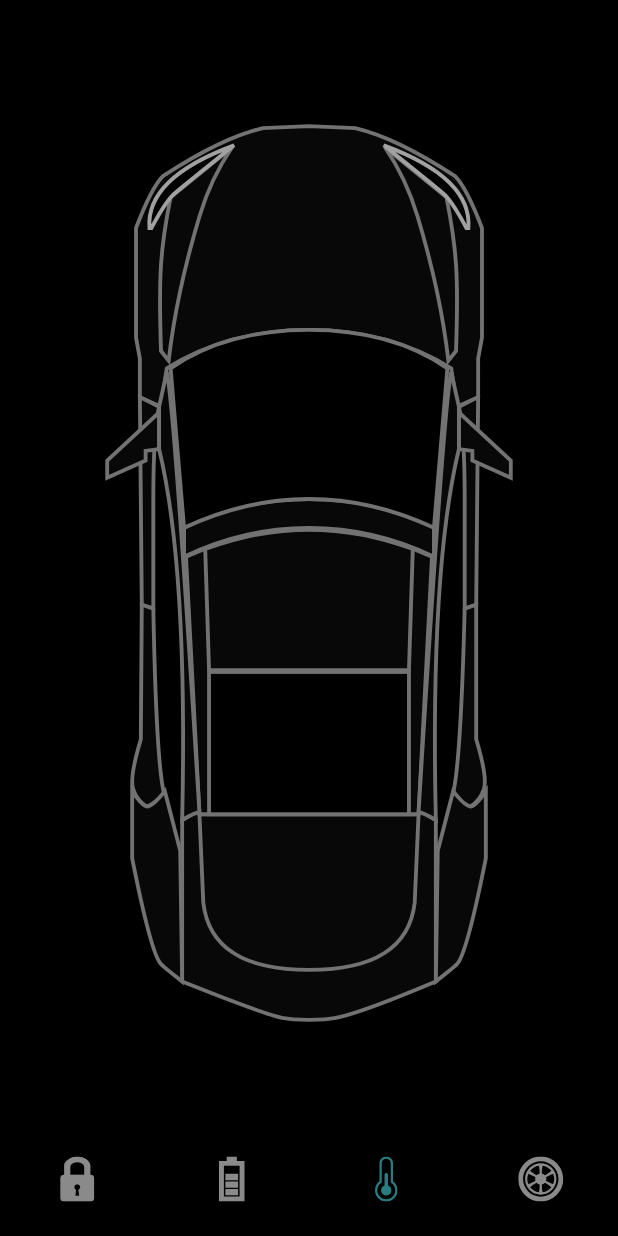
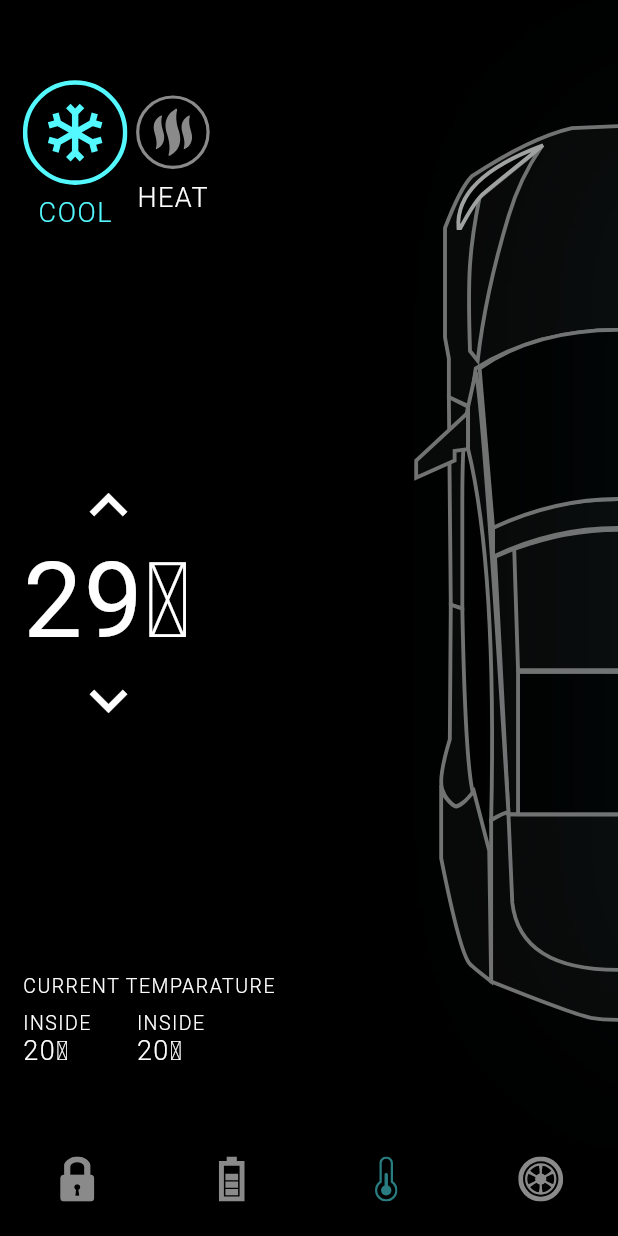
Before and after one commit to blackshadowsoftwareltd/Car-Controller-Animation, a Flutter app: the screen it shows after launch, item 3 of the bottom bar chosen, on a phone screen of 412 x 824 dp. Run offline on Flutter 3.47's test engine with Material 2 defaults, Android fonts, the phone set to English and light mode, and no system bars; our stand-ins replace flutter_svg.

Commit message:
Temp screen

```diff
--- a/lib/constants/constants.dart
+++ b/lib/constants/constants.dart
@@ -8,11 +8,18 @@ const Duration defaultDuration = Duration(milliseconds: 500);
 
 const largeStyle =
     TextStyle(color: Colors.white, fontSize: 40, letterSpacing: 1);
+const extraLargeStyle =
+    TextStyle(color: Colors.white, fontSize: 70, letterSpacing: 1);
 const mediumStyle =
     TextStyle(color: Colors.white, fontSize: 25, letterSpacing: 1);
 const smallStyle = TextStyle(
     color: Colors.white,
     fontSize: 18,
+    fontWeight: FontWeight.w300,
+    letterSpacing: 1);
+const extraSmallStyle = TextStyle(
+    color: Colors.white,
+    fontSize: 13,
     fontWeight: FontWeight.w300,
     letterSpacing: 1);
 
--- a/lib/controller/home_controller.dart
+++ b/lib/controller/home_controller.dart
@@ -7,6 +7,8 @@ class HomeController extends ChangeNotifier {
   bool isLeftDoorLock = true;
   bool isTopDoorLock = true;
   bool isBottomDoorLock = true;
+
+  bool isCoolSelected = true;
 
   void updateRightDoorLock() {
     isRightDoorLock = !isRightDoorLock;
@@ -32,4 +34,9 @@ class HomeController extends ChangeNotifier {
     selectedBottomTab = value;
     notifyListeners();
   }
+
+  void updateCoolSelectedTab() {
+    isCoolSelected = !isCoolSelected;
+    notifyListeners();
+  }
 }
--- /dev/null
+++ b/lib/screens/home/components/temp_button.dart
@@ -0,0 +1,41 @@
+import 'package:animationzz/constants/constants.dart';
+import 'package:flutter/material.dart';
+import 'package:flutter_svg/flutter_svg.dart';
+
+class TempButton extends StatelessWidget {
+  const TempButton({
+    Key? key,
+    required this.svgSrc,
+    this.isActive = false,
+    this.activeColor = primaryColor,
+    required this.onPressed,
+    required this.title,
+  }) : super(key: key);
+  final String title, svgSrc;
+  final bool isActive;
+  final VoidCallback onPressed;
+  final Color activeColor;
+  @override
+  Widget build(BuildContext context) {
+    return GestureDetector(
+        onTap: onPressed,
+        child: Column(children: [
+          AnimatedContainer(
+              duration: const Duration(milliseconds: 500),
+              curve: Curves.easeInOutBack,
+              height: isActive ? 70 : 50,
+              width: isActive ? 70 : 50,
+              child: SvgPicture.asset(svgSrc,
+                  color: isActive ? activeColor : Colors.white54)),
+          const SizedBox(height: defaultPadding / 2),
+          AnimatedDefaultTextStyle(
+              duration: const Duration(milliseconds: 500),
+              style: TextStyle(
+                  color: isActive ? activeColor : Colors.white,
+                  fontSize: 18,
+                  fontWeight: FontWeight.w300,
+                  letterSpacing: 1),
+              child: Text(title.toUpperCase()))
+        ]));
+  }
+}
--- /dev/null
+++ b/lib/screens/home/components/temp_details.dart
@@ -0,0 +1,75 @@
+import 'package:animationzz/constants/constants.dart';
+import 'package:animationzz/controller/home_controller.dart';
+import 'package:animationzz/screens/home/components/temp_button.dart';
+import 'package:flutter/material.dart';
+
+class TempDetails extends StatelessWidget {
+  const TempDetails({
+    Key? key,
+    required HomeController controller,
+  })  : _controller = controller,
+        super(key: key);
+
+  final HomeController _controller;
+
+  @override
+  Widget build(BuildContext context) {
+    return Padding(
+        padding: const EdgeInsets.symmetric(horizontal: defaultPadding),
+        child: Column(crossAxisAlignment: CrossAxisAlignment.start, children: [
+          /// Buttons
+          const Spacer(flex: 1),
+          Row(children: [
+            TempButton(
+                title: 'Cool',
+                svgSrc: 'assets/icons/coolShape.svg',
+                isActive: _controller.isCoolSelected,
+                onPressed: _controller.updateCoolSelectedTab),
+            const SizedBox(width: 5),
+            TempButton(
+              title: 'Heat',
+              svgSrc: 'assets/icons/heatShape.svg',
+              isActive: !_controller.isCoolSelected,
+              onPressed: _controller.updateCoolSelectedTab,
+              activeColor: Colors.red,
+            )
+          ]),
+
+          /// Temp up & down
+          const Spacer(flex: 3),
+          Column(children: [
+            IconButton(
+                onPressed: () {},
+                padding: EdgeInsets.zero,
+                icon: const Icon(Icons.keyboard_arrow_up,
+                    color: Colors.white, size: 50)),
+            const Text('29\u2103', style: extraLargeStyle),
+            IconButton(
+                onPressed: () {},
+                padding: EdgeInsets.zero,
+                icon: const Icon(Icons.keyboard_arrow_down,
+                    color: Colors.white, size: 50))
+          ]),
+
+          const Spacer(flex: 3),
+
+          /// Info
+          Column(crossAxisAlignment: CrossAxisAlignment.start, children: [
+            const Text('CURRENT TEMPARATURE', style: extraSmallStyle),
+            const SizedBox(height: 10),
+            Row(children: [
+              Column(crossAxisAlignment: CrossAxisAlignment.start, children: [
+                Text('Inside'.toUpperCase(), style: extraSmallStyle),
+                const Text('20\u2103', style: smallStyle)
+              ]),
+              const SizedBox(width: defaultPadding * 2),
+              Column(crossAxisAlignment: CrossAxisAlignment.start, children: [
+                Text('Inside'.toUpperCase(), style: extraSmallStyle),
+                const Text('20\u2103', style: smallStyle)
+              ])
+            ])
+          ]),
+          const Spacer(flex: 1)
+        ]));
+  }
+}
--- a/lib/screens/home/home_screen.dart
+++ b/lib/screens/home/home_screen.dart
@@ -3,9 +3,9 @@ import 'package:animationzz/constants/constants.dart';
 import 'package:animationzz/controller/home_controller.dart';
 import 'package:flutter/material.dart';
 import 'package:flutter_svg/flutter_svg.dart';
-
 import 'components/battery_status.dart';
 import 'components/bottom_nav_bar.dart';
+import 'components/temp_details.dart';
 
 class HomeScreen extends StatefulWidget {
   const HomeScreen({Key? key}) : super(key: key);
@@ -14,28 +14,41 @@ class HomeScreen extends StatefulWidget {
   State<HomeScreen> createState() => _HomeScreenState();
 }
 
-class _HomeScreenState extends State<HomeScreen>
-    with SingleTickerProviderStateMixin {
+/// SingleTickerProviderStateMixin for single animation.
+/// TickerProviderStateMixin for multiple animation.
+class _HomeScreenState extends State<HomeScreen> with TickerProviderStateMixin {
   final HomeController _controller = HomeController();
+
   late AnimationController _batteryAnimationController;
+  late AnimationController _tempAnimationController;
+
   late Animation<double> _batteryAnimation;
   late Animation<double> _batteryStatusAnimation;
+  late Animation<double> _carShiftAnimation;
+  late Animation<double> _tempInfoShowAnimation;
+  late Animation<double> _tempGlowAnimation;
   @override
   void initState() {
     super.initState();
     setupBatteryAnimation();
+    setupTempAnimation();
   }
 
   @override
   void dispose() {
     super.dispose();
     _batteryAnimationController.dispose();
+    _tempAnimationController.dispose();
   }
 
   @override
   Widget build(BuildContext context) {
     return AnimatedBuilder(
-        animation: Listenable.merge([_controller, _batteryAnimationController]),
+        animation: Listenable.merge([
+          _controller,
+          _batteryAnimationController,
+          _tempAnimationController
+        ]),
         builder: (context, snapshot) {
           return Scaffold(
 
@@ -48,6 +61,12 @@ class _HomeScreenState extends State<HomeScreen>
                         index != 1) {
                       _batteryAnimationController.reverse();
                     }
+                    if (index == 2) {
+                      _tempAnimationController.forward();
+                    } else if (_controller.selectedBottomTab == 2 &&
+                        index != 2) {
+                      _tempAnimationController.reverse(from: .4);
+                    }
 
                     /// this line must be bottom from the conditions
                     _controller.setSelectedBottomTab(index);
@@ -58,11 +77,24 @@ class _HomeScreenState extends State<HomeScreen>
               body: SafeArea(
                   child: LayoutBuilder(builder: (context, constraints) {
                 return Stack(alignment: Alignment.center, children: [
-                  Padding(
-                      padding: EdgeInsets.symmetric(
-                          vertical: constraints.maxHeight * 0.1),
-                      child: SvgPicture.asset('assets/icons/Car.svg',
-                          width: double.infinity)),
+                  SizedBox(
+                    height: constraints.maxHeight,
+                    width: constraints.maxWidth,
+                  ),
+
+                  /// Car
+                  Positioned(
+                    left: constraints.maxWidth / 2 * _carShiftAnimation.value,
+                    height: constraints.maxHeight,
+                    width: constraints.maxWidth,
+                    child: Padding(
+                        padding: EdgeInsets.symmetric(
+                            vertical: constraints.maxHeight * 0.1),
+                        child: SvgPicture.asset('assets/icons/Car.svg',
+                            width: double.infinity)),
+                  ),
+
+                  /// right doorlock
                   AnimatedPositioned(
                       duration: defaultDuration,
                       right: _controller.selectedBottomTab == 0
@@ -75,6 +107,8 @@ class _HomeScreenState extends State<HomeScreen>
                             isLocked: _controller.isRightDoorLock,
                             onPressed: _controller.updateRightDoorLock),
                       )),
+
+                  /// left doorlock
                   AnimatedPositioned(
                       duration: defaultDuration,
                       left: _controller.selectedBottomTab == 0
@@ -87,10 +121,12 @@ class _HomeScreenState extends State<HomeScreen>
                             isLocked: _controller.isLeftDoorLock,
                             onPressed: _controller.updateLeftDoorLock),
                       )),
+
+                  /// top doorlock
                   AnimatedPositioned(
                       duration: defaultDuration,
                       top: _controller.selectedBottomTab == 0
-                          ? constraints.maxHeight * 0.13
+                          ? constraints.maxHeight * 0.17
                           : constraints.maxHeight / 2,
                       child: AnimatedOpacity(
                         duration: defaultDuration,
@@ -99,6 +135,8 @@ class _HomeScreenState extends State<HomeScreen>
                             isLocked: _controller.isTopDoorLock,
                             onPressed: _controller.updateTopDoorLock),
                       )),
+
+                  /// bottom doorlock
                   AnimatedPositioned(
                       duration: defaultDuration,
                       bottom: _controller.selectedBottomTab == 0
@@ -111,11 +149,15 @@ class _HomeScreenState extends State<HomeScreen>
                             isLocked: _controller.isBottomDoorLock,
                             onPressed: _controller.updateBottomDoorLock),
                       )),
+
+                  /// Battery
                   AnimatedOpacity(
                       duration: defaultDuration,
                       opacity: _batteryAnimation.value,
                       child: SvgPicture.asset('assets/icons/Battery.svg',
                           width: constraints.maxWidth * .4)),
+
+                  /// Battery status
                   AnimatedPositioned(
                       top: 50 * (1 - _batteryStatusAnimation.value),
                       height: constraints.maxHeight,
@@ -123,7 +165,27 @@ class _HomeScreenState extends State<HomeScreen>
                       duration: defaultDuration,
                       child: Opacity(
                           opacity: _batteryStatusAnimation.value,
-                          child: BatteryStatus(constraints: constraints)))
+                          child: BatteryStatus(constraints: constraints))),
+
+                  /// Temp Details
+                  Positioned(
+                      height: constraints.maxHeight,
+                      width: constraints.maxWidth,
+                      top: 100 * (1 - _tempInfoShowAnimation.value),
+                      child: Opacity(
+                          opacity: _tempInfoShowAnimation.value,
+                          child: TempDetails(controller: _controller))),
+
+                  /// Glow effects
+                  Positioned(
+                      right: -180 * (1 - _tempGlowAnimation.value),
+                      child: AnimatedSwitcher(
+                          duration: defaultDuration,
+                          child: _controller.isCoolSelected
+                              ? Image.asset('assets/images/Cool_glow_2.png',
+                                  key: UniqueKey(), width: 200)
+                              : Image.asset('assets/images/Hot_glow_4.png',
+                                  key: UniqueKey(), width: 200)))
                 ]);
               })));
         });
@@ -137,4 +199,15 @@ class _HomeScreenState extends State<HomeScreen>
     _batteryStatusAnimation = CurvedAnimation(
         parent: _batteryAnimationController, curve: const Interval(.6, 1));
   }
+
+  void setupTempAnimation() {
+    _tempAnimationController = AnimationController(
+        vsync: this, duration: const Duration(milliseconds: 1500));
+    _carShiftAnimation = CurvedAnimation(
+        parent: _tempAnimationController, curve: const Interval(.2, .4));
+    _tempInfoShowAnimation = CurvedAnimation(
+        parent: _tempAnimationController, curve: const Interval(.45, .7));
+    _tempGlowAnimation = CurvedAnimation(
+        parent: _tempAnimationController, curve: const Interval(.2, 1));
+  }
 }
```
